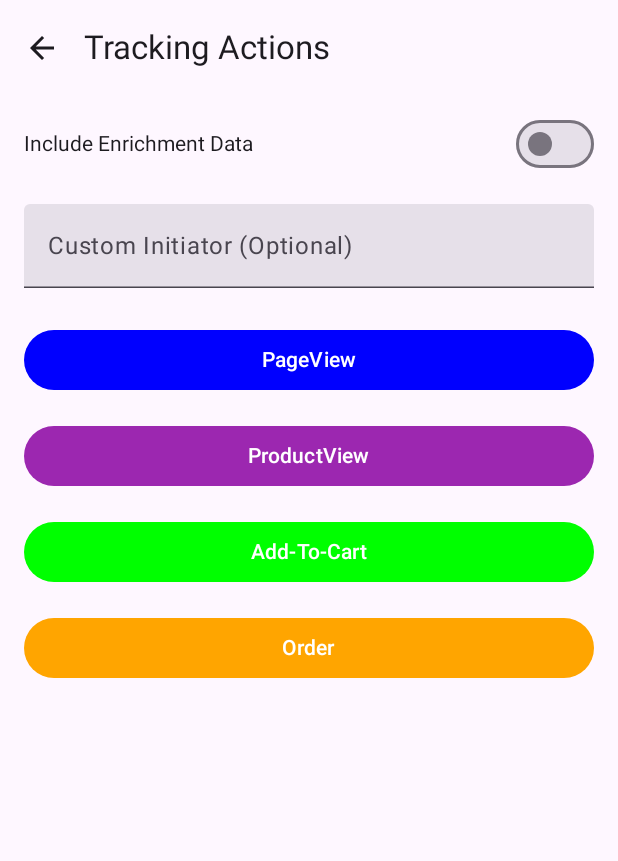
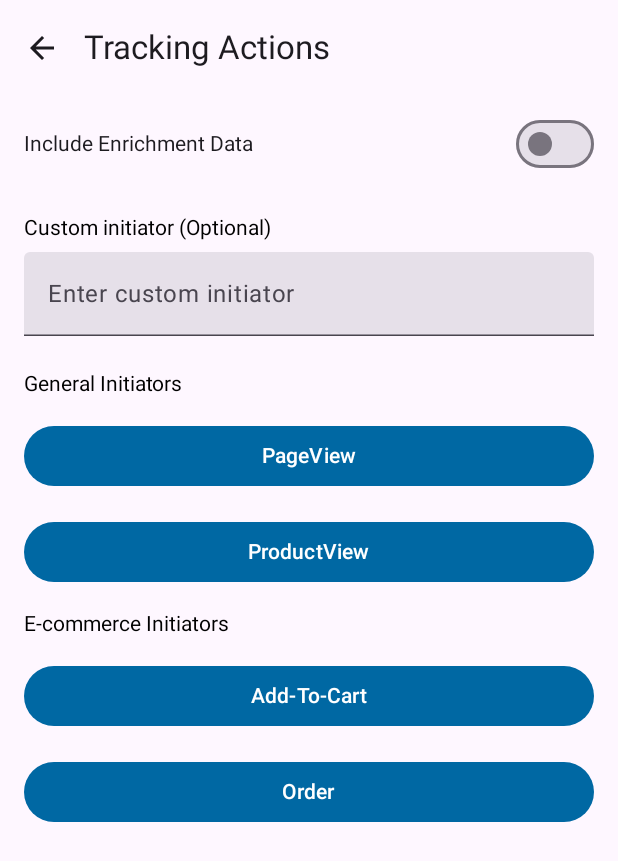
Before and after one commit to JENTISDev/jentis-sdk-android-app-example, an Android app built with Jetpack Compose: the TrackingScreen screen opened through its navigation route, on a phone screen of 412 x 824 dp. Shown: the top 861 px of the screen. Run offline under Robolectric (Android 15) with nearby library versions, the phone set to English and light mode, and no system bars; libraries missing offline, so code that uses them is left out: com.jentis.sdk.

Commit message:
APP-202 - Ui refactoring

```diff
--- a/app/build.gradle.kts
+++ b/app/build.gradle.kts
@@ -12,7 +12,7 @@ android {
         minSdk = 28
         targetSdk = 35
         versionCode = 1
-        versionName = "1.0.27"
+        versionName = "1.0.32"
 
         testInstrumentationRunner = "androidx.test.runner.AndroidJUnitRunner"
         vectorDrawables {
@@ -76,7 +76,7 @@ dependencies {
     implementation("androidx.navigation:navigation-compose:2.8.5")
 
     // Implemented jentis SDK
-    implementation("com.github.JENTISDev:jentis-sdk-android:1.0.41")
+    implementation("com.github.JENTISDev:jentis-sdk-android:1.0.45")
 
     //Firebase
     implementation(platform("com.google.firebase:firebase-bom:33.4.0"))
--- a/app/src/main/java/com/jentis/jentisappexample/fragments/MainScreen.kt
+++ b/app/src/main/java/com/jentis/jentisappexample/fragments/MainScreen.kt
@@ -2,6 +2,7 @@ package com.jentis.jentisappexample.fragments
 
 import androidx.compose.foundation.Image
 import androidx.compose.foundation.background
+import androidx.compose.foundation.border
 import androidx.compose.foundation.layout.Arrangement
 import androidx.compose.foundation.layout.Box
 import androidx.compose.foundation.layout.Column
@@ -12,6 +13,7 @@ import androidx.compose.foundation.layout.fillMaxSize
 import androidx.compose.foundation.layout.fillMaxWidth
 import androidx.compose.foundation.layout.height
 import androidx.compose.foundation.layout.padding
+import androidx.compose.foundation.shape.RoundedCornerShape
 import androidx.compose.material.icons.Icons
 import androidx.compose.material.icons.filled.MoreVert
 import androidx.compose.material3.Button
@@ -58,7 +60,7 @@ fun VendorConsentBox(
     Box(
         modifier = Modifier
             .fillMaxWidth()
-            .background(Color.LightGray)
+            .background(Color(0xFFE1F5FE))
             .padding(16.dp)
     ) {
         Column(modifier = Modifier.fillMaxWidth()) {
@@ -75,11 +77,29 @@ fun VendorConsentBox(
             Spacer(modifier = Modifier.height(16.dp))
 
             Row(
-                modifier = Modifier.fillMaxWidth(),
+                modifier = Modifier
+                    .fillMaxWidth()
+                    .padding(horizontal = 8.dp),
                 horizontalArrangement = Arrangement.End
             ) {
-                Button(onClick = onVendorsSet) {
-                    Text(text = "Set Vendors")
+                Button(
+                    onClick = onVendorsSet,
+                    colors = ButtonDefaults.buttonColors(
+                        containerColor = Color(0xFFFFFFFF)
+                    ),
+                    modifier = Modifier
+                        .padding(horizontal = 8.dp)
+                        .border(
+                            width = 2.dp,
+                            color = Color(0xFF0068A3),
+                            shape = RoundedCornerShape(40.dp)
+                        ),
+                    shape = RoundedCornerShape(40.dp)
+                ) {
+                    Text(
+                        text = "Set Vendors",
+                        color = Color(0xFF0068A3)
+                    )
                 }
             }
         }
@@ -138,9 +158,9 @@ fun MainScreen(navController: NavController) {
     var vendorConsents by remember { mutableStateOf(getInitialVendorConsents()) }
 
     Scaffold(
-        topBar = { appTopBar(navController) },
+        topBar = { AppTopBar(navController) },
         content = { padding ->
-            mainContent(
+            MainContent(
                 padding = padding,
                 isBoxVisible = isBoxVisible,
                 onConsentClicked = { isBoxVisible = !isBoxVisible },
@@ -163,7 +183,7 @@ fun MainScreen(navController: NavController) {
 
 @OptIn(ExperimentalMaterial3Api::class)
 @Composable
-fun appTopBar(navController: NavController) {
+fun AppTopBar(navController: NavController) {
     TopAppBar(
         title = { Text("Jentis SDK Demo") },
         actions = {
@@ -175,7 +195,7 @@ fun appTopBar(navController: NavController) {
 }
 
 @Composable
-fun mainContent(
+fun MainContent(
     padding: PaddingValues,
     isBoxVisible: Boolean,
     onConsentClicked: () -> Unit,
@@ -183,7 +203,7 @@ fun mainContent(
     onVendorConsentChange: (String, String) -> Unit,
     onVendorsSet: () -> Unit,
     navController: NavController,
-    appVersion : String
+    appVersion: String
 ) {
     Column(
         modifier = Modifier
@@ -207,13 +227,24 @@ fun mainContent(
 
         Button(
             onClick = { onConsentClicked() },
-            colors = ButtonDefaults.buttonColors(containerColor = Color.Blue),
+            colors = ButtonDefaults.buttonColors(
+                containerColor = Color(0xFFFFFFFF)
+            ),
             modifier = Modifier
                 .fillMaxWidth()
                 .padding(horizontal = 8.dp)
+                .border(
+                    width = 2.dp,
+                    color = Color(0xFF0068A3),
+                    shape = RoundedCornerShape(40.dp)
+                )
         ) {
-            Text("Consent Modal")
+            Text(
+                text = "Consent Modal",
+                color = Color(0xFF0068A3)
+            )
         }
+
 
         if (isBoxVisible) {
             VendorConsentBox(
@@ -223,18 +254,23 @@ fun mainContent(
             )
         }
 
-        Spacer(modifier = Modifier.height(16.dp))
+        Spacer(modifier = Modifier.height(24.dp))
 
         Button(
             onClick = {
                 navController.navigate("tracking")
             },
-            colors = ButtonDefaults.buttonColors(containerColor = Color(0xFF800080)),
+            colors = ButtonDefaults.buttonColors(containerColor = Color(0xFF0068A3)),
+            shape = RoundedCornerShape(40.dp),
             modifier = Modifier
                 .fillMaxWidth()
                 .padding(horizontal = 8.dp)
+                .height(50.dp)
         ) {
-            Text("Tracking Examples")
+            Text(
+                text = "Tracking Examples",
+                color = Color(0xFFFFFFFF)
+            )
         }
 
 
--- a/app/src/main/java/com/jentis/jentisappexample/fragments/TrackingScreen.kt
+++ b/app/src/main/java/com/jentis/jentisappexample/fragments/TrackingScreen.kt
@@ -101,18 +101,22 @@ fun TrackingScreen(navController: NavController) {
             */
 
                 // Custom Initiator Field
+                SectionHeader("Custom initiator (Optional)")
+
                 TextField(
                     value = customInitiator.value,
                     onValueChange = { customInitiator.value = it },
-                    label = { Text("Custom Initiator (Optional)") },
+                    label = { Text("Enter custom initiator") },
                     modifier = Modifier
                         .fillMaxWidth()
                         .padding(bottom = 16.dp)
                 )
 
+                SectionHeader("General Initiators")
+
                 TrackingButton(
                     label = "PageView",
-                    backgroundColor = Color.Blue,
+                    backgroundColor = Color(0xFF0068A3),
                     onClick = {
                         addPageView(
                             customInitiator.value,
@@ -123,7 +127,7 @@ fun TrackingScreen(navController: NavController) {
                 )
                 TrackingButton(
                     label = "ProductView",
-                    backgroundColor = Color(0xFF9C27B0),
+                    backgroundColor = Color(0xFF0068A3),
                     onClick = {
                         addProductView(
                             customInitiator.value,
@@ -132,9 +136,12 @@ fun TrackingScreen(navController: NavController) {
                         )
                     }
                 )
+
+                SectionHeader("E-commerce Initiators")
+
                 TrackingButton(
                     label = "Add-To-Cart",
-                    backgroundColor = Color.Green,
+                    backgroundColor = Color(0xFF0068A3),
                     onClick = {
                         addToCart(
                             customInitiator.value,
@@ -145,7 +152,7 @@ fun TrackingScreen(navController: NavController) {
                 )
                 TrackingButton(
                     label = "Order",
-                    backgroundColor = Color(0xFFFFA500),
+                    backgroundColor = Color(0xFF0068A3),
                     onClick = {
                         addOrders(
                             customInitiator.value,
@@ -155,8 +162,10 @@ fun TrackingScreen(navController: NavController) {
                     }
                 )
 
+
                 /*
 
+                SectionHeader("Enrichment Initiators")
                 TrackingButton(
                     label = "Add Enrichment",
                     backgroundColor = Color(0xFFFF5722), // Deep Orange
@@ -171,6 +180,17 @@ fun TrackingScreen(navController: NavController) {
                  */
             }
         }
+    )
+}
+
+@Composable
+fun SectionHeader(title: String) {
+    Text(
+        text = title,
+        color = Color.Black,
+        modifier = Modifier
+            .fillMaxWidth()
+            .padding(vertical = 8.dp),
     )
 }
 
```
Also changed, not shown: app/src/main/java/com/jentis/jentisappexample/Application.kt (+10 -7 lines), app/src/main/java/com/jentis/jentisappexample/fragments/ConfigurationScreen.kt (+35 -7 lines), app/src/main/java/com/jentis/jentisappexample/ui/theme/Color.kt (+5 -5 lines).
